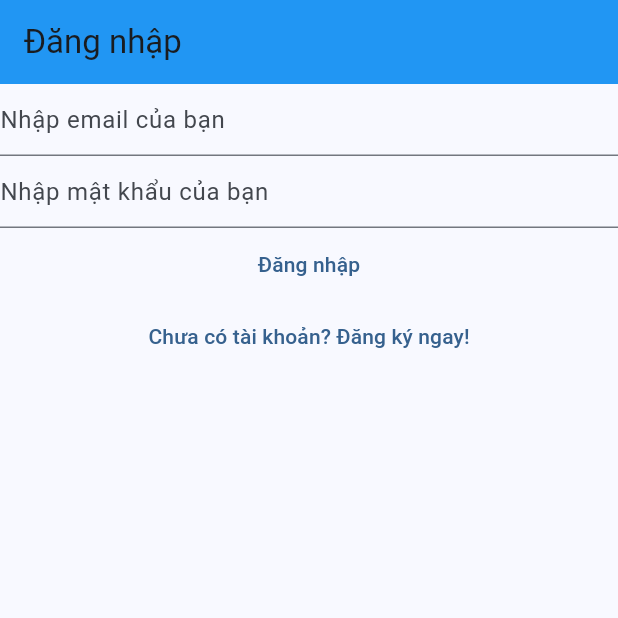
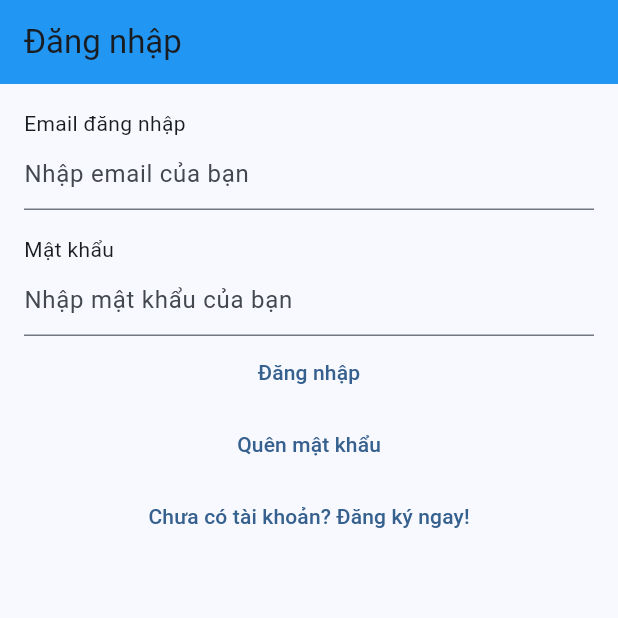
Before and after one commit to TreNgheDiCode/flutter-cigp-mynotes, a Flutter app: the screen it shows after launch, on a phone screen of 412 x 824 dp, the top half of it. Run offline on Flutter 3.47's test engine with Material 2 defaults, Android fonts, the phone set to English and light mode, and no system bars; our stand-ins replace bloc, cloud_firestore, equatable, firebase_auth, firebase_core, flutter_bloc and 1 more; accounts and stored records are empty.

Commit message:
Final Touches Before App Release

```diff
--- a/lib/main.dart
+++ b/lib/main.dart
@@ -5,6 +5,7 @@ import 'package:mynotes/services/auth/bloc/auth_bloc.dart';
 import 'package:mynotes/services/auth/bloc/auth_event.dart';
 import 'package:mynotes/services/auth/bloc/auth_state.dart';
 import 'package:mynotes/services/auth/firebase_auth_provider.dart';
+import 'package:mynotes/views/forgot_password_view.dart';
 
 import 'package:mynotes/views/notes/create_update_note_view.dart';
 import 'package:mynotes/views/notes/notes_view.dart';
@@ -55,6 +56,8 @@ class HomePage extends StatelessWidget {
           return const VerifyEmailView();
         } else if (state is AuthStateLoggedOut) {
           return const LoginView();
+        } else if (state is AuthStateForgotPassword) {
+          return const ForgotPasswordView();
         } else if (state is AuthStateRegistering) {
           return const RegisterView();
         } else {
--- a/lib/services/auth/auth_provider.dart
+++ b/lib/services/auth/auth_provider.dart
@@ -13,4 +13,5 @@ abstract class AuthProvider {
   });
   Future<void> logOut();
   Future<void> sendEmailVerification();
+  Future<void> sendPasswordReset({required String toEmail});
 }
--- a/lib/services/auth/auth_service.dart
+++ b/lib/services/auth/auth_service.dart
@@ -37,4 +37,8 @@ class AuthService implements AuthProvider {
 
   @override
   Future<void> initialize() => provider.initialize();
+
+  @override
+  Future<void> sendPasswordReset({required String toEmail}) =>
+      provider.sendPasswordReset(toEmail: toEmail);
 }
--- a/lib/services/auth/bloc/auth_event.dart
+++ b/lib/services/auth/bloc/auth_event.dart
@@ -37,6 +37,12 @@ class AuthEventLoggedIn extends AuthEvent {
   );
 }
 
+class AuthEventForgotPassword extends AuthEvent {
+  final String? email;
+
+  const AuthEventForgotPassword({this.email});
+}
+
 class AuthEventLoggedOut extends AuthEvent {
   const AuthEventLoggedOut();
 }
--- a/lib/services/auth/bloc/auth_state.dart
+++ b/lib/services/auth/bloc/auth_state.dart
@@ -23,6 +23,17 @@ class AuthStateRegistering extends AuthState {
       {required this.exception, required super.isLoading});
 }
 
+class AuthStateForgotPassword extends AuthState {
+  final Exception? exception;
+  final bool hasSendEmail;
+
+  const AuthStateForgotPassword({
+    required super.isLoading,
+    required this.exception,
+    required this.hasSendEmail,
+  });
+}
+
 class AuthStateLoggedIn extends AuthState {
   final AuthUser user;
 
--- /dev/null
+++ b/lib/utilities/dialogs/password_reset_email_sent_dialog.dart
@@ -0,0 +1,14 @@
+import 'package:flutter/material.dart';
+import 'package:mynotes/utilities/dialogs/generic_dialog.dart';
+
+Future<void> showPasswordResetSentDialog(BuildContext context) {
+  return showGenericDialog<void>(
+    context: context,
+    title: 'Quên mật khẩu',
+    content:
+        'Xin vui lòng kiểm tra và xác nhận đường dẫn được cung cấp tại hộp thư email của bạn.',
+    optionsBuilder: () => {
+      'Đồng ý': null,
+    },
+  );
+}
--- a/lib/views/login_view.dart
+++ b/lib/views/login_view.dart
@@ -38,7 +38,8 @@ class _LoginViewState extends State<LoginView> {
       listener: (context, state) async {
         if (state is AuthStateLoggedOut) {
           if (state.exception is UserNotFoundAuthException) {
-            await showErrorDialog(context, 'Người dùng không tồn tại');
+            await showErrorDialog(
+                context, 'Thông tin người dùng không tồn tại trong hệ thống');
           } else if (state.exception is WrongPasswordAuthException) {
             await showErrorDialog(
                 context, 'Thông tin đăng nhập không chính xác');
@@ -52,8 +53,17 @@ class _LoginViewState extends State<LoginView> {
           title: const Text('Đăng nhập'),
           backgroundColor: Colors.blue,
         ),
-        body: Column(
+        body: Padding(
+          padding: const EdgeInsets.all(16.0),
+          child: Column(
             children: [
+              Column(
+                crossAxisAlignment: CrossAxisAlignment.start,
+                children: [
+                  const Text(
+                    'Email đăng nhập',
+                    textAlign: TextAlign.start,
+                  ),
                   TextField(
                     controller: _email,
                     enableSuggestions: false,
@@ -61,6 +71,13 @@ class _LoginViewState extends State<LoginView> {
                     keyboardType: TextInputType.emailAddress,
                     decoration: const InputDecoration(
                       hintText: "Nhập email của bạn",
+                    ),
+                  ),
+                  const Padding(
+                    padding: EdgeInsets.fromLTRB(0, 16.0, 0, 0),
+                    child: Text(
+                      'Mật khẩu',
+                      textAlign: TextAlign.start,
                     ),
                   ),
                   TextField(
@@ -71,6 +88,8 @@ class _LoginViewState extends State<LoginView> {
                     decoration: const InputDecoration(
                       hintText: "Nhập mật khẩu của bạn",
                     ),
+                  ),
+                ],
               ),
               TextButton(
                 onPressed: () async {
@@ -86,6 +105,14 @@ class _LoginViewState extends State<LoginView> {
               TextButton(
                 onPressed: () {
                   context.read<AuthBloc>().add(
+                        const AuthEventForgotPassword(),
+                      );
+                },
+                child: const Text('Quên mật khẩu'),
+              ),
+              TextButton(
+                onPressed: () {
+                  context.read<AuthBloc>().add(
                         const AuthEventShouldRegister(),
                       );
                 },
@@ -94,6 +121,7 @@ class _LoginViewState extends State<LoginView> {
             ],
           ),
         ),
+      ),
     );
   }
 }
--- a/lib/views/notes/create_update_note_view.dart
+++ b/lib/views/notes/create_update_note_view.dart
@@ -116,6 +116,7 @@ class _CreateUpdateNoteViewState extends State<CreateUpdateNoteView> {
             case ConnectionState.done:
               _setupTextControllerListener();
               return TextField(
+                autofocus: true,
                 controller: _textController,
                 keyboardType: TextInputType.multiline,
                 maxLines: null,
```
Also changed, not shown: lib/services/auth/bloc/auth_bloc.dart (+50 -0 lines), lib/services/auth/firebase_auth_provider.dart (+18 -0 lines), lib/views/forgot_password_view.dart (added, +91 -0 lines), lib/views/register_view.dart (+21 -1 lines), 1 other file. Lines whose indentation alone changed are shown as unchanged.
